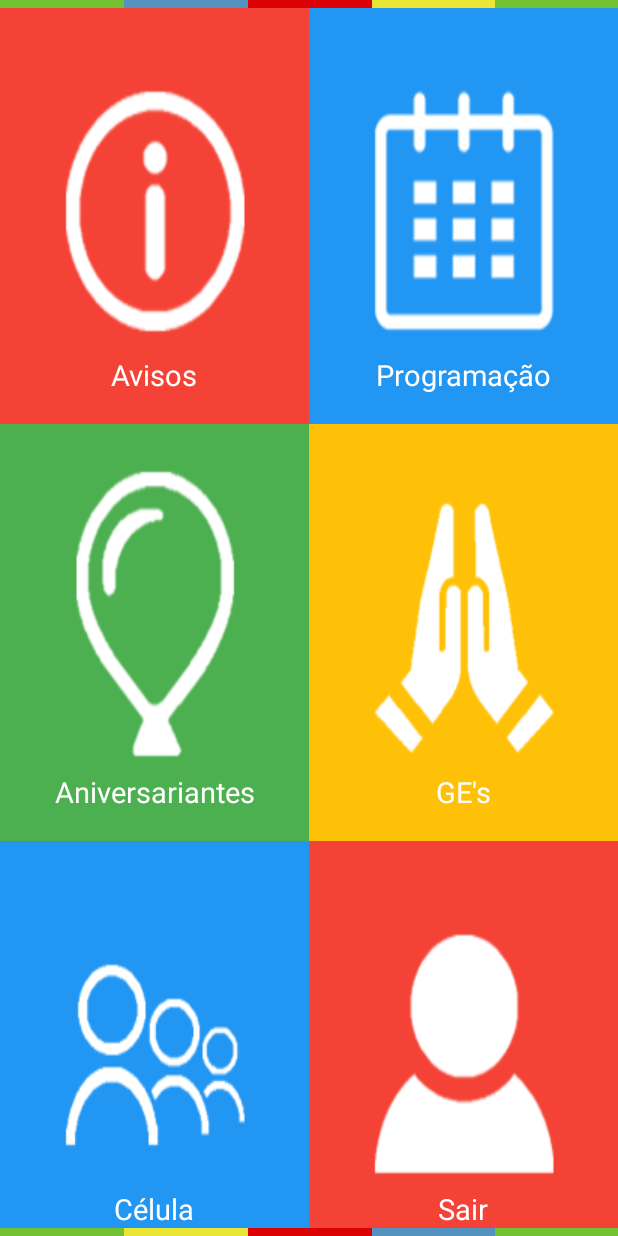
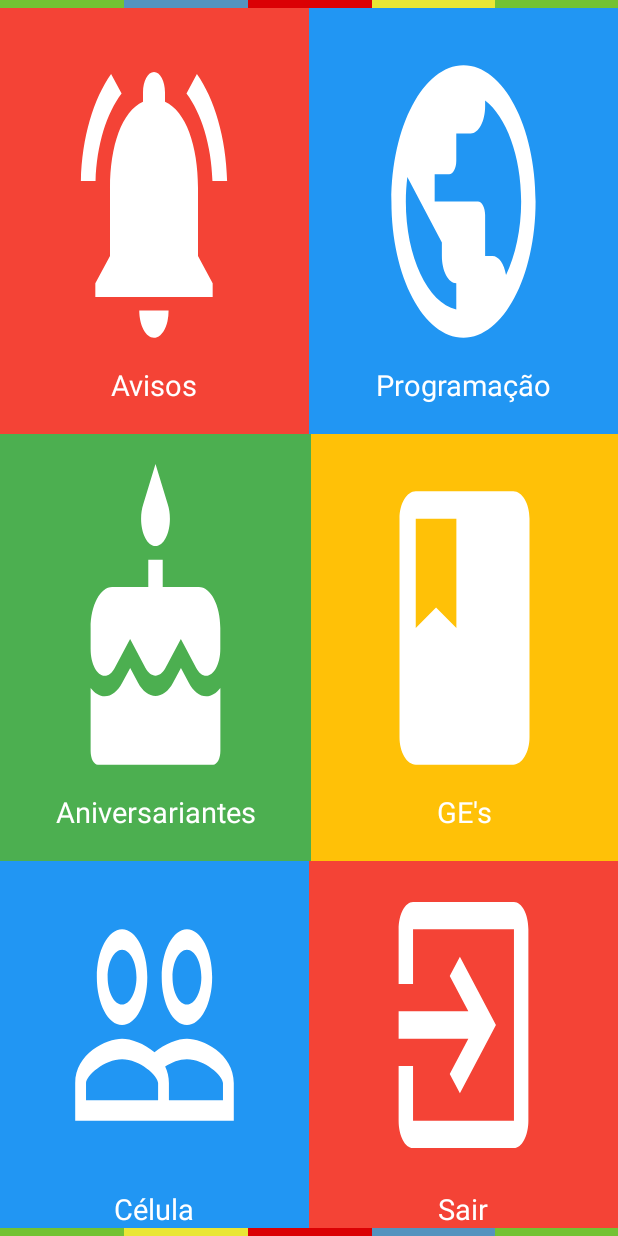
Before and after one commit to lucasbarque/appIBVA, an Android app: the screen it shows after launch (PrincipalActivity), on a phone screen of 412 x 824 dp. Run offline under Robolectric (Android 15) with nearby library versions, the phone set to English and light mode, and no system bars; 1 statement that could not run was skipped.

Commit message:
Correcao versoes antigas

```diff
--- a/app/build.gradle
+++ b/app/build.gradle
@@ -7,8 +7,8 @@ android {
         applicationId "com.vidasnoaltar.celulas"
         minSdkVersion 16
         targetSdkVersion 26
-        versionCode 10
-        versionName "4.1.3"
+        versionCode 12
+        versionName "4.1.5"
         testInstrumentationRunner "android.support.test.runner.AndroidJUnitRunner"
     }
     packagingOptions {
--- /dev/null
+++ b/app/src/main/res/drawable/aniversariante.xml
@@ -0,0 +1,4 @@
+<vector android:height="115dp" android:viewportHeight="24.0"
+    android:viewportWidth="24.0" android:width="115dp" xmlns:android="http://schemas.android.com/apk/res/android">
+    <path android:fillColor="#fff" android:pathData="M12,6c1.11,0 2,-0.9 2,-2 0,-0.38 -0.1,-0.73 -0.29,-1.03L12,0l-1.71,2.97c-0.19,0.3 -0.29,0.65 -0.29,1.03 0,1.1 0.9,2 2,2zM16.6,15.99l-1.07,-1.07 -1.08,1.07c-1.3,1.3 -3.58,1.31 -4.89,0l-1.07,-1.07 -1.09,1.07C6.75,16.64 5.88,17 4.96,17c-0.73,0 -1.4,-0.23 -1.96,-0.61L3,21c0,0.55 0.45,1 1,1h16c0.55,0 1,-0.45 1,-1v-4.61c-0.56,0.38 -1.23,0.61 -1.96,0.61 -0.92,0 -1.79,-0.36 -2.44,-1.01zM18,9h-5L13,7h-2v2L6,9c-1.66,0 -3,1.34 -3,3v1.54c0,1.08 0.88,1.96 1.96,1.96 0.52,0 1.02,-0.2 1.38,-0.57l2.14,-2.13 2.13,2.13c0.74,0.74 2.03,0.74 2.77,0l2.14,-2.13 2.13,2.13c0.37,0.37 0.86,0.57 1.38,0.57 1.08,0 1.96,-0.88 1.96,-1.96L20.99,12C21,10.34 19.66,9 18,9z"/>
+</vector>
--- /dev/null
+++ b/app/src/main/res/drawable/aviso.xml
@@ -0,0 +1,4 @@
+<vector android:height="115dp" android:viewportHeight="24.0"
+    android:viewportWidth="24.0" android:width="117dp" xmlns:android="http://schemas.android.com/apk/res/android">
+    <path android:fillColor="#fff" android:pathData="M7.58,4.08L6.15,2.65C3.75,4.48 2.17,7.3 2.03,10.5h2c0.15,-2.65 1.51,-4.97 3.55,-6.42zM19.97,10.5h2c-0.15,-3.2 -1.73,-6.02 -4.12,-7.85l-1.42,1.43c2.02,1.45 3.39,3.77 3.54,6.42zM18,11c0,-3.07 -1.64,-5.64 -4.5,-6.32L13.5,4c0,-0.83 -0.67,-1.5 -1.5,-1.5s-1.5,0.67 -1.5,1.5v0.68C7.63,5.36 6,7.92 6,11v5l-2,2v1h16v-1l-2,-2v-5zM12,22c0.14,0 0.27,-0.01 0.4,-0.04 0.65,-0.14 1.18,-0.58 1.44,-1.18 0.1,-0.24 0.15,-0.5 0.15,-0.78h-4c0.01,1.1 0.9,2 2.01,2z"/>
+</vector>
--- /dev/null
+++ b/app/src/main/res/drawable/celula.xml
@@ -0,0 +1,4 @@
+<vector android:height="115dp" android:viewportHeight="24.0"
+    android:viewportWidth="24.0" android:width="115dp" xmlns:android="http://schemas.android.com/apk/res/android">
+    <path android:fillColor="#fff" android:pathData="M16.5,13c-1.2,0 -3.07,0.34 -4.5,1 -1.43,-0.67 -3.3,-1 -4.5,-1C5.33,13 1,14.08 1,16.25L1,19h22v-2.75c0,-2.17 -4.33,-3.25 -6.5,-3.25zM12.5,17.5h-10v-1.25c0,-0.54 2.56,-1.75 5,-1.75s5,1.21 5,1.75v1.25zM21.5,17.5L14,17.5v-1.25c0,-0.46 -0.2,-0.86 -0.52,-1.22 0.88,-0.3 1.96,-0.53 3.02,-0.53 2.44,0 5,1.21 5,1.75v1.25zM7.5,12c1.93,0 3.5,-1.57 3.5,-3.5S9.43,5 7.5,5 4,6.57 4,8.5 5.57,12 7.5,12zM7.5,6.5c1.1,0 2,0.9 2,2s-0.9,2 -2,2 -2,-0.9 -2,-2 0.9,-2 2,-2zM16.5,12c1.93,0 3.5,-1.57 3.5,-3.5S18.43,5 16.5,5 13,6.57 13,8.5s1.57,3.5 3.5,3.5zM16.5,6.5c1.1,0 2,0.9 2,2s-0.9,2 -2,2 -2,-0.9 -2,-2 0.9,-2 2,-2z"/>
+</vector>
--- /dev/null
+++ b/app/src/main/res/drawable/ge.xml
@@ -0,0 +1,4 @@
+<vector android:height="115dp" android:viewportHeight="24.0"
+    android:viewportWidth="24.0" android:width="130dp" xmlns:android="http://schemas.android.com/apk/res/android">
+    <path android:fillColor="#fff" android:pathData="M18,2H6c-1.1,0 -2,0.9 -2,2v16c0,1.1 0.9,2 2,2h12c1.1,0 2,-0.9 2,-2V4c0,-1.1 -0.9,-2 -2,-2zM6,4h5v8l-2.5,-1.5L6,12V4z"/>
+</vector>
--- /dev/null
+++ b/app/src/main/res/drawable/programacao.xml
@@ -0,0 +1,4 @@
+<vector android:height="115dp" android:viewportHeight="24.0"
+    android:viewportWidth="24.0" android:width="115dp" xmlns:android="http://schemas.android.com/apk/res/android">
+    <path android:fillColor="#fff" android:pathData="M12,2C6.48,2 2,6.48 2,12s4.48,10 10,10 10,-4.48 10,-10S17.52,2 12,2zM11,19.93c-3.95,-0.49 -7,-3.85 -7,-7.93 0,-0.62 0.08,-1.21 0.21,-1.79L9,15v1c0,1.1 0.9,2 2,2v1.93zM17.9,17.39c-0.26,-0.81 -1,-1.39 -1.9,-1.39h-1v-3c0,-0.55 -0.45,-1 -1,-1L8,12v-2h2c0.55,0 1,-0.45 1,-1L11,7h2c1.1,0 2,-0.9 2,-2v-0.41c2.93,1.19 5,4.06 5,7.41 0,2.08 -0.8,3.97 -2.1,5.39z"/>
+</vector>
--- /dev/null
+++ b/app/src/main/res/drawable/sair.xml
@@ -0,0 +1,9 @@
+<vector xmlns:android="http://schemas.android.com/apk/res/android"
+        android:width="115dp"
+        android:height="115dp"
+        android:viewportWidth="24.0"
+        android:viewportHeight="24.0">
+    <path
+        android:fillColor="#fff"
+        android:pathData="M10.09,15.59L11.5,17l5,-5 -5,-5 -1.41,1.41L12.67,11H3v2h9.67l-2.58,2.59zM19,3H5c-1.11,0 -2,0.9 -2,2v4h2V5h14v14H5v-4H3v4c0,1.1 0.89,2 2,2h14c1.1,0 2,-0.9 2,-2V5c0,-1.1 -0.9,-2 -2,-2z"/>
+</vector>
--- a/app/src/main/res/layout/activity_login.xml
+++ b/app/src/main/res/layout/activity_login.xml
@@ -1,5 +1,6 @@
 <?xml version="1.0" encoding="utf-8"?>
-<RelativeLayout xmlns:android="http://schemas.android.com/apk/res/android"
+<RelativeLayout
+    xmlns:android="http://schemas.android.com/apk/res/android"
     xmlns:tools="http://schemas.android.com/tools"
     android:layout_width="match_parent"
     android:layout_height="match_parent"
--- a/app/src/main/res/layout/activity_principal.xml
+++ b/app/src/main/res/layout/activity_principal.xml
@@ -63,6 +63,7 @@
                 android:layout_height="wrap_content"
                 android:layout_gravity="center_horizontal"
                 android:layout_weight="1"
+                android:layout_marginTop="20dp"
                 android:background="@drawable/aviso" />
 
             <TextView
@@ -91,6 +92,7 @@
                 android:layout_height="wrap_content"
                 android:layout_gravity="center_horizontal"
                 android:layout_weight="1"
+                android:layout_marginTop="20dp"
                 android:background="@drawable/programacao" />
 
             <TextView
@@ -129,6 +131,7 @@
                 android:layout_height="wrap_content"
                 android:layout_gravity="center_horizontal"
                 android:layout_weight="1"
+                android:layout_marginTop="20dp"
                 android:background="@drawable/aniversariante" />
 
             <TextView
@@ -158,6 +161,7 @@
                 android:layout_height="wrap_content"
                 android:layout_gravity="center_horizontal"
                 android:layout_weight="1"
+                android:layout_marginTop="20dp"
                 android:background="@drawable/ge" />
 
             <TextView
@@ -223,7 +227,7 @@
                 android:layout_height="wrap_content"
                 android:layout_gravity="center_horizontal"
                 android:layout_weight="1"
-                android:background="@drawable/usuario" />
+                android:background="@drawable/sair" />
 
             <TextView
                 android:id="@+id/txtUsuario"
```
Also changed, not shown: app/src/main/res/layout/fragment_avisos.xml (added, +21 -0 lines), app/src/main/res/layout/item_aviso.xml (added, +13 -0 lines), app/src/main/res/values-v16/colors.xml (added, +65 -0 lines), app/src/main/res/values-v16/strings.xml (added, +30 -0 lines), app/src/main/res/drawable/aniversariante.png (deleted), app/src/main/res/drawable/aviso.png (deleted), app/src/main/res/drawable/celula.png (deleted), app/src/main/res/drawable/ge.png (deleted), app/src/main/res/drawable/programacao.png (deleted), 2 other files.
